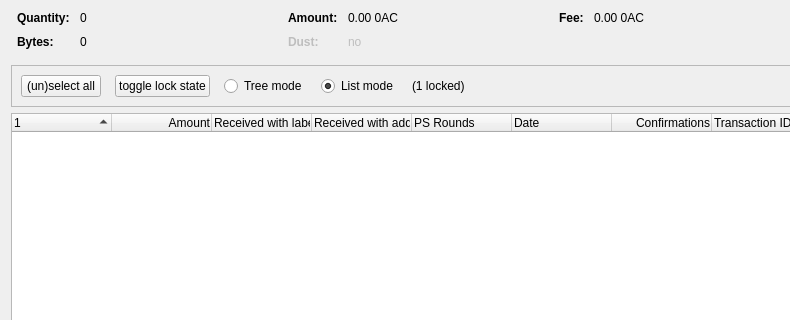
The window that src/qt/forms/coincontroldialog.ui (Ankh-Trust/credit-core) describes before a commit, drawn with Qt 5; both pictures show x 0 to 790 and y 0 to 320 of the 1100 by 500 pixel window.
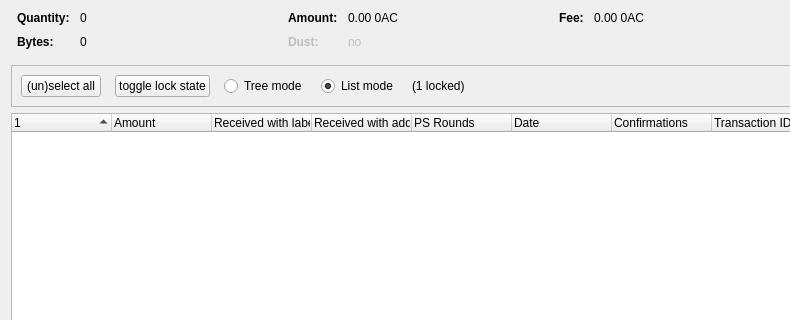
The same window after the commit. Custom widgets are drawn as their Qt base class.

Patch:
```diff
--- a/src/qt/forms/coincontroldialog.ui
+++ b/src/qt/forms/coincontroldialog.ui
@@ -435,9 +435,6 @@
       <property name="text">
        <string>Amount</string>
       </property>
-      <property name="textAlignment">
-       <set>AlignTrailing|AlignVCenter</set>
-      </property>
      </column>
      <column>
       <property name="text">
@@ -466,9 +463,6 @@
       <property name="toolTip">
        <string>Confirmed</string>
       </property>
-      <property name="textAlignment">
-       <set>AlignTrailing|AlignVCenter</set>
-      </property>
      </column>
      <column>
       <property name="text">
```
